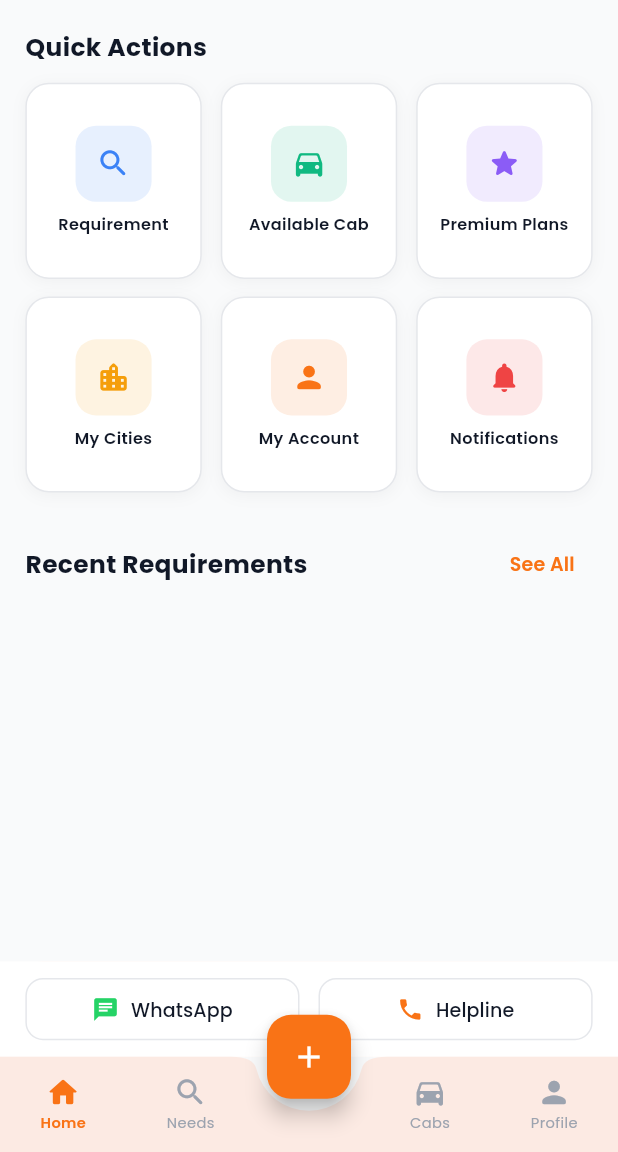
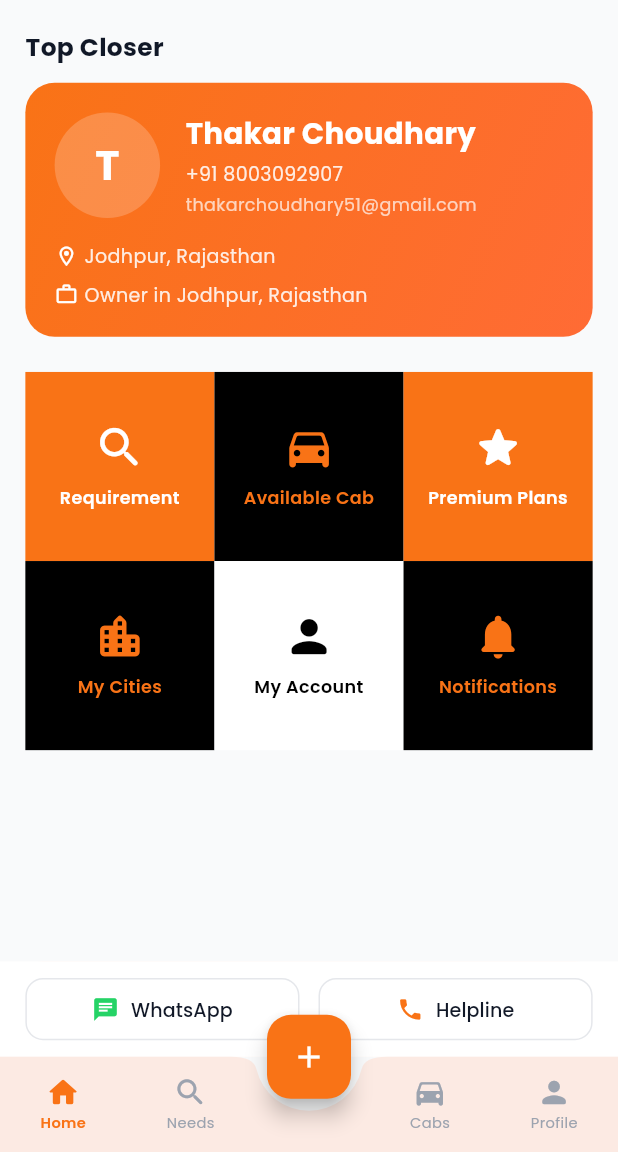
Before and after one commit to techvivek32/gora3rdapp, a Flutter app: the HomePage screen opened by its route, on a phone screen of 412 x 824 dp, the part 84-1236 px from its top. Run offline on Flutter 3.47's test engine with Material 3 defaults, Android fonts, the phone set to English and light mode, and no system bars; our stand-ins replace bloc, dartz, dio, equatable, firebase_auth, firebase_core and 11 more; missing offline and left inert: razorpay_flutter; accounts and stored records are empty; network calls fail.

Commit message:
home page changes

```diff
--- a/mobile/lib/features/home/presentation/pages/home_page.dart
+++ b/mobile/lib/features/home/presentation/pages/home_page.dart
@@ -6,7 +6,6 @@ import '../../../../core/theme/app_theme.dart';
 import '../bloc/home_bloc.dart';
 import '../widgets/banner_slider_widget.dart';
 import '../widgets/quick_action_grid_widget.dart';
-import '../widgets/recent_requirements_widget.dart';
 
 class HomePage extends StatefulWidget {
   const HomePage({super.key});
@@ -87,34 +86,73 @@ class _HomePageState extends State<HomePage> {
                 ),
                 SizedBox(height: 20.h),
 
-                // Quick Actions
+                // Top Closers Section
                 Padding(
                   padding: EdgeInsets.symmetric(horizontal: 16.w),
                   child: Column(
                     crossAxisAlignment: CrossAxisAlignment.start,
                     children: [
-                      Text('Quick Actions', style: TextStyle(fontSize: 17.sp, fontWeight: FontWeight.w700, color: AppColors.textPrimary)),
+                      Text('Top Closer', style: TextStyle(fontSize: 17.sp, fontWeight: FontWeight.w700, color: AppColors.textPrimary)),
                       SizedBox(height: 12.h),
-                      const QuickActionGridWidget(),
-                      SizedBox(height: 24.h),
-
-                      // Recent Requirements
+                      Container(
+                        width: double.infinity,
+                        decoration: BoxDecoration(
+                          gradient: LinearGradient(
+                            begin: Alignment.topLeft,
+                            end: Alignment.bottomRight,
+                            colors: [AppColors.primary, Color(0xFFFF6B35)],
+                          ),
+                          borderRadius: BorderRadius.circular(20.r),
+                        ),
+                        padding: EdgeInsets.all(20.r),
+                        child: Column(
+                          crossAxisAlignment: CrossAxisAlignment.start,
+                          children: [
                             Row(
-                        mainAxisAlignment: MainAxisAlignment.spaceBetween,
                               children: [
-                          Text('Recent Requirements', style: TextStyle(fontSize: 17.sp, fontWeight: FontWeight.w700, color: AppColors.textPrimary)),
-                          TextButton(
-                            onPressed: () => context.go('/requirements'),
-                            child: Text('See All', style: TextStyle(color: AppColors.primary, fontSize: 13.sp, fontWeight: FontWeight.w600)),
+                                CircleAvatar(
+                                  radius: 36.r,
+                                  backgroundColor: Colors.white.withOpacity(0.2),
+                                  child: Text('T', style: TextStyle(color: Colors.white, fontWeight: FontWeight.bold, fontSize: 28.sp)),
+                                ),
+                                SizedBox(width: 16.w),
+                                Expanded(
+                                  child: Column(
+                                    crossAxisAlignment: CrossAxisAlignment.start,
+                                    children: [
+                                      Text('Thakar Choudhary', style: TextStyle(fontSize: 20.sp, fontWeight: FontWeight.w700, color: Colors.white, fontFamily: 'Poppins')),
+                                      SizedBox(height: 4.h),
+                                      Text('+91 8003092907', style: TextStyle(fontSize: 13.sp, color: Colors.white.withOpacity(0.87), fontFamily: 'Poppins')),
+                                      SizedBox(height: 4.h),
+                                      Text('thakarchoudhary51@gmail.com', style: TextStyle(fontSize: 12.sp, color: Colors.white70, fontFamily: 'Poppins')),
+                                    ],
+                                  ),
                                 ),
                               ],
                             ),
+                            SizedBox(height: 16.h),
+                            Row(
+                              children: [
+                                Icon(Icons.location_on_outlined, color: Colors.white, size: 16.sp),
+                                SizedBox(width: 4.w),
+                                Text('Jodhpur, Rajasthan', style: TextStyle(fontSize: 13.sp, color: Colors.white.withOpacity(0.87), fontFamily: 'Poppins')),
+                              ],
+                            ),
                             SizedBox(height: 8.h),
-                      BlocBuilder<HomeBloc, HomeState>(
-                        builder: (context, state) => RecentRequirementsWidget(
-                          requirements: state is HomeLoaded ? state.recentRequirements : [],
+                            Row(
+                              children: [
+                                Icon(Icons.work_outline, color: Colors.white, size: 16.sp),
+                                SizedBox(width: 4.w),
+                                Text('Owner in Jodhpur, Rajasthan', style: TextStyle(fontSize: 13.sp, color: Colors.white.withOpacity(0.87), fontFamily: 'Poppins')),
+                              ],
+                            ),
+                          ],
                         ),
                       ),
+                      SizedBox(height: 24.h),
+
+                      // Quick Actions
+                      const QuickActionGridWidget(),
                       SizedBox(height: 100.h),
                     ],
                   ),
--- a/mobile/lib/features/home/presentation/widgets/quick_action_grid_widget.dart
+++ b/mobile/lib/features/home/presentation/widgets/quick_action_grid_widget.dart
@@ -9,22 +9,46 @@ class QuickActionGridWidget extends StatelessWidget {
   @override
   Widget build(BuildContext context) {
     final actions = [
-      _QuickAction(icon: Icons.search_rounded, label: 'Requirement', color: AppColors.info, onTap: () => context.push('/requirements/create')),
-      _QuickAction(icon: Icons.directions_car_rounded, label: 'Available Cab', color: AppColors.success, onTap: () => context.push('/vehicles/create')),
-      _QuickAction(icon: Icons.star_rounded, label: 'Premium Plans', color: AppColors.memberPremium, onTap: () => context.push('/subscriptions')),
-      _QuickAction(icon: Icons.location_city_rounded, label: 'My Cities', color: AppColors.warning, onTap: () {}),
-      _QuickAction(icon: Icons.person_rounded, label: 'My Account', color: AppColors.primary, onTap: () => context.go('/profile')),
-      _QuickAction(icon: Icons.notifications_rounded, label: 'Notifications', color: AppColors.error, onTap: () => context.push('/notifications')),
+      _QuickAction(icon: Icons.search_rounded, label: 'Requirement', onTap: () => context.push('/requirements/create')),
+      _QuickAction(icon: Icons.directions_car_rounded, label: 'Available Cab', onTap: () => context.push('/vehicles/create')),
+      _QuickAction(icon: Icons.star_rounded, label: 'Premium Plans', onTap: () => context.push('/subscriptions')),
+      _QuickAction(icon: Icons.location_city_rounded, label: 'My Cities', onTap: () {}),
+      _QuickAction(icon: Icons.person_rounded, label: 'My Account', onTap: () => context.go('/profile')),
+      _QuickAction(icon: Icons.notifications_rounded, label: 'Notifications', onTap: () => context.push('/notifications')),
+    ];
+
+    final colors = [
+      AppColors.primary,
+      Colors.black,
+      AppColors.primary,
+      Colors.black,
+      Colors.white,
+      Colors.black,
+    ];
+
+    final textColors = [
+      Colors.white,
+      AppColors.primary,
+      Colors.white,
+      AppColors.primary,
+      Colors.black,
+      AppColors.primary,
     ];
 
     return GridView.count(
       shrinkWrap: true,
       physics: const NeverScrollableScrollPhysics(),
       crossAxisCount: 3,
-      mainAxisSpacing: 12.h,
-      crossAxisSpacing: 12.w,
-      childAspectRatio: 0.9,
-      children: actions.map((a) => _QuickActionCard(action: a)).toList(),
+      mainAxisSpacing: 0,
+      crossAxisSpacing: 0,
+      childAspectRatio: 1,
+      children: List.generate(actions.length, (index) {
+        return _QuickActionCard(
+          action: actions[index],
+          bgColor: colors[index],
+          textColor: textColors[index],
+        );
+      }),
     );
   }
 }
@@ -32,43 +56,31 @@ class QuickActionGridWidget extends StatelessWidget {
 class _QuickAction {
   final IconData icon;
   final String label;
-  final Color color;
   final VoidCallback onTap;
-  const _QuickAction({required this.icon, required this.label, required this.color, required this.onTap});
+  const _QuickAction({required this.icon, required this.label, required this.onTap});
 }
 
 class _QuickActionCard extends StatelessWidget {
   final _QuickAction action;
-  const _QuickActionCard({required this.action});
+  final Color bgColor;
+  final Color textColor;
+  const _QuickActionCard({required this.action, required this.bgColor, required this.textColor});
 
   @override
   Widget build(BuildContext context) {
     return GestureDetector(
       onTap: action.onTap,
       child: Container(
-        padding: EdgeInsets.all(12.r),
-        decoration: BoxDecoration(
-          color: Colors.white,
-          borderRadius: BorderRadius.circular(16.r),
-          border: Border.all(color: AppColors.border),
-          boxShadow: [BoxShadow(color: Colors.black.withOpacity(0.04), blurRadius: 8, offset: const Offset(0, 2))],
-        ),
+        padding: EdgeInsets.all(16.r),
+        color: bgColor,
         child: Column(
           mainAxisAlignment: MainAxisAlignment.center,
           children: [
-            Container(
-              width: 48.w,
-              height: 48.w,
-              decoration: BoxDecoration(
-                color: action.color.withOpacity(0.12),
-                borderRadius: BorderRadius.circular(14.r),
-              ),
-              child: Icon(action.icon, color: action.color, size: 24.sp),
-            ),
+            Icon(action.icon, color: textColor, size: 36.sp),
             SizedBox(height: 8.h),
             Text(
               action.label,
-              style: TextStyle(fontSize: 11.sp, fontWeight: FontWeight.w600, color: AppColors.textPrimary),
+              style: TextStyle(fontSize: 12.sp, fontWeight: FontWeight.w600, color: textColor, fontFamily: 'Poppins'),
               textAlign: TextAlign.center,
               maxLines: 2,
               overflow: TextOverflow.ellipsis,
```
Lines whose indentation alone changed are shown as unchanged.
